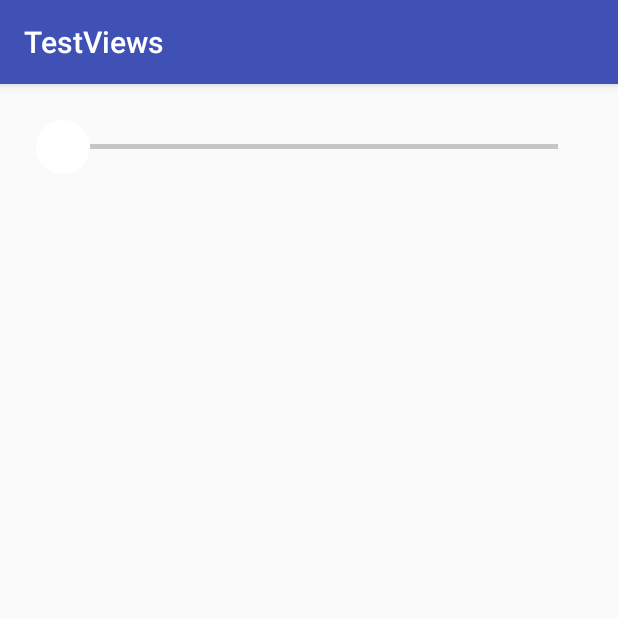
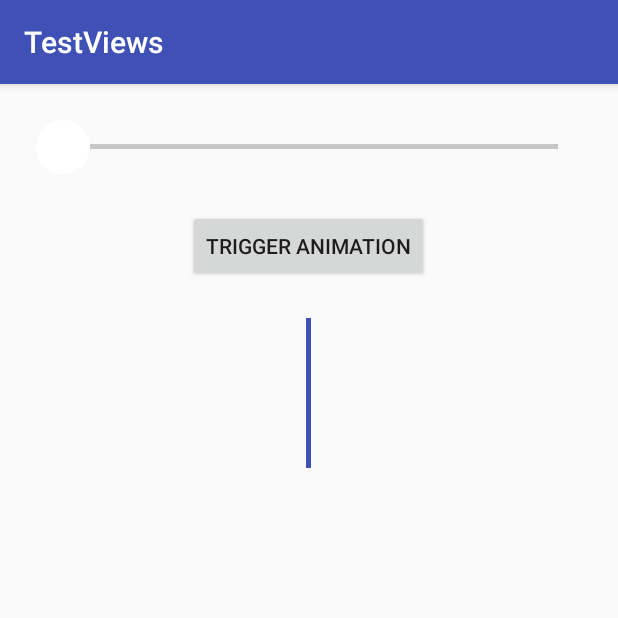
Before and after one commit to jintoga/TestViews, an Android app: the screen it shows after launch (MainActivity), on a phone screen of 412 x 824 dp, the top half of it. Run offline under Robolectric (Android 15) with nearby library versions, the phone set to English and light mode, and no system bars; our stand-ins replace ButterKnife.

Commit message:
- added shrink/grow animation

```diff
--- a/app/build.gradle
+++ b/app/build.gradle
@@ -23,4 +23,5 @@ dependencies {
     compile fileTree(dir: 'libs', include: ['*.jar'])
     testCompile 'junit:junit:4.12'
     compile 'com.android.support:appcompat-v7:23.2.1'
+    compile 'com.jakewharton:butterknife:7.0.1'
 }
--- a/app/src/main/java/com/dat/testviews/MainActivity.java
+++ b/app/src/main/java/com/dat/testviews/MainActivity.java
@@ -1,13 +1,46 @@
 package com.dat.testviews;
 
+import android.os.Bundle;
 import android.support.v7.app.AppCompatActivity;
-import android.os.Bundle;
+import android.util.Log;
+import android.view.View;
+import android.view.animation.Animation;
+import android.view.animation.AnimationUtils;
+
+import butterknife.Bind;
+import butterknife.ButterKnife;
+import butterknife.OnClick;
 
 public class MainActivity extends AppCompatActivity {
+
+    @Bind(R.id.animatedView)
+    protected View animatedView;
+    private Animation animShow, animHide;
 
     @Override
     protected void onCreate(Bundle savedInstanceState) {
         super.onCreate(savedInstanceState);
         setContentView(R.layout.activity_main);
+        ButterKnife.bind(this);
+        initAnimation();
+    }
+
+    private void initAnimation() {
+        animShow = AnimationUtils.loadAnimation(this, R.anim.view_show);
+        animHide = AnimationUtils.loadAnimation(this, R.anim.view_hide);
+    }
+
+
+    @OnClick(R.id.triggerAnimation)
+    protected void trigger() {
+        if (animatedView.getVisibility() == View.VISIBLE) {
+            animatedView.startAnimation(animHide);
+            animatedView.setVisibility(View.GONE);
+            Log.d("v","GONE");
+        } else {
+            animatedView.setVisibility(View.VISIBLE);
+            animatedView.startAnimation(animShow);
+            Log.d("v","VISIBLE");
+        }
     }
 }
--- /dev/null
+++ b/app/src/main/res/anim/view_hide.xml
@@ -0,0 +1,11 @@
+<?xml version="1.0" encoding="utf-8"?>
+<set xmlns:android="http://schemas.android.com/apk/res/android">
+    <scale
+        android:duration="70"
+        android:fromXScale="1.0"
+        android:fromYScale="1.0"
+        android:pivotX="50%"
+        android:pivotY="50%"
+        android:toXScale="0.5"
+        android:toYScale="0.0" />
+</set>
--- /dev/null
+++ b/app/src/main/res/anim/view_show.xml
@@ -0,0 +1,11 @@
+<?xml version="1.0" encoding="utf-8"?>
+<set xmlns:android="http://schemas.android.com/apk/res/android">
+    <scale
+        android:duration="70"
+        android:fromXScale="0.5"
+        android:fromYScale="0.0"
+        android:pivotX="50%"
+        android:pivotY="50%"
+        android:toXScale="1.0"
+        android:toYScale="1.0" />
+</set>
--- a/app/src/main/res/layout/activity_main.xml
+++ b/app/src/main/res/layout/activity_main.xml
@@ -12,4 +12,19 @@
         android:layout_width="match_parent"
         android:layout_height="wrap_content"
         android:layout_margin="24dp" />
+
+    <Button
+        android:id="@+id/triggerAnimation"
+        android:layout_width="wrap_content"
+        android:layout_height="wrap_content"
+        android:layout_gravity="center_horizontal"
+        android:text="@string/trigger_animation" />
+
+    <View
+        android:id="@+id/animatedView"
+        android:layout_width="3dp"
+        android:layout_height="100dp"
+        android:layout_gravity="center"
+        android:layout_marginTop="24dp"
+        android:background="@color/colorPrimary" />
 </LinearLayout>
--- a/app/src/main/res/values/strings.xml
+++ b/app/src/main/res/values/strings.xml
@@ -1,3 +1,4 @@
 <resources>
     <string name="app_name">TestViews</string>
+    <string name="trigger_animation">Trigger animation</string>
 </resources>
--- a/build.gradle
+++ b/build.gradle
@@ -5,7 +5,7 @@ buildscript {
         jcenter()
     }
     dependencies {
-        classpath 'com.android.tools.build:gradle:2.1.0-alpha3'
+        classpath 'com.android.tools.build:gradle:2.1.0-beta1'
 
         // NOTE: Do not place your application dependencies here; they belong
         // in the individual module build.gradle files
```
